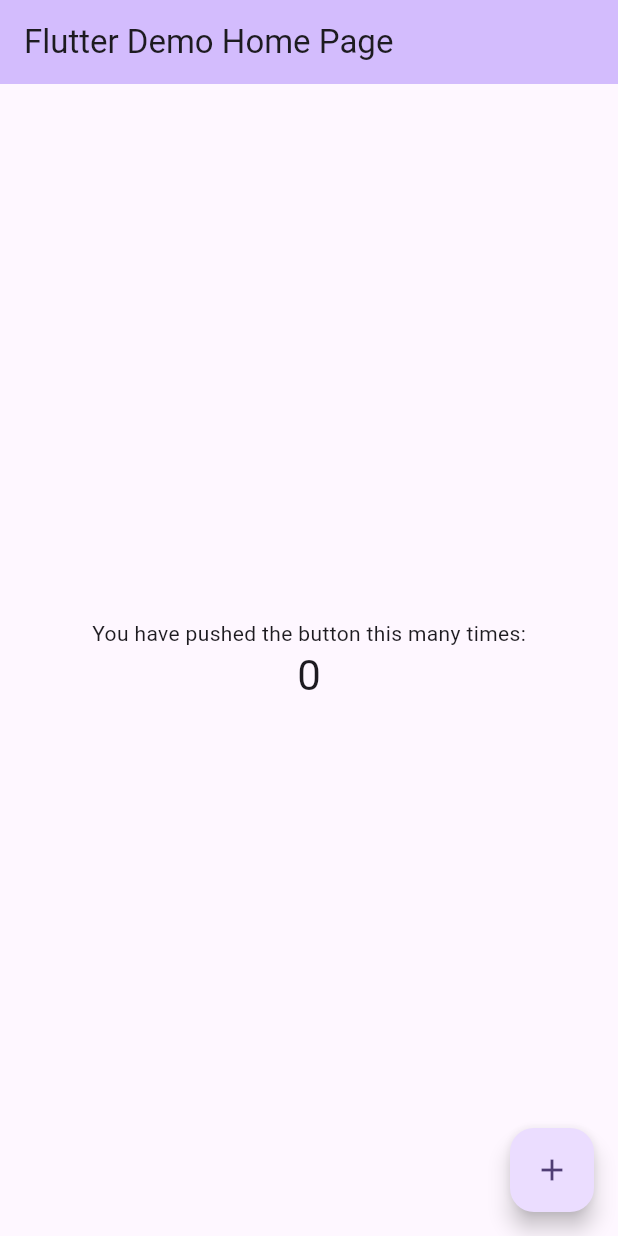
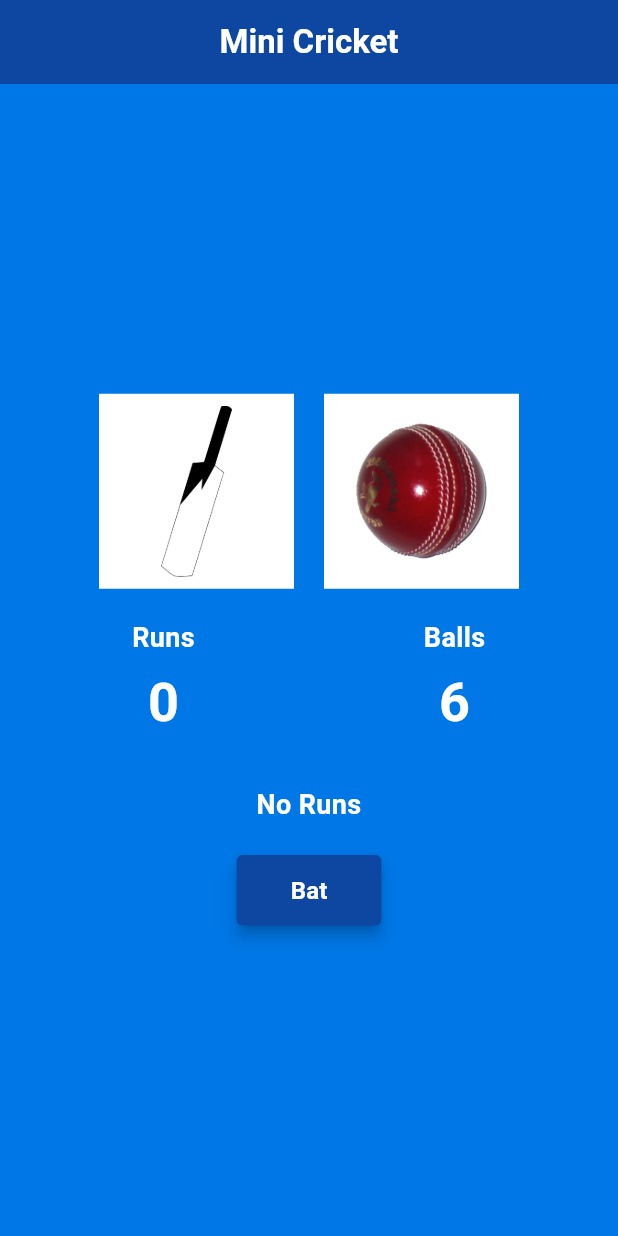
Before and after one commit to hkddaksika/cricketapp, a Flutter app: the screen it shows after launch, on a phone screen of 412 x 824 dp. Run offline on Flutter 3.47's test engine with Material 3 defaults, Android fonts, the phone set to English and light mode, and no system bars.

Commit message:
Complete Mini Cricket app

```diff
--- a/lib/main.dart
+++ b/lib/main.dart
@@ -1,121 +1,218 @@
+import 'dart:math';
 import 'package:flutter/material.dart';
 
 void main() {
-  runApp(const MyApp());
+  runApp(const MiniCricketApp());
 }
 
-class MyApp extends StatelessWidget {
-  const MyApp({super.key});
+class MiniCricketApp extends StatelessWidget {
+  const MiniCricketApp({super.key});
 
-  // This widget is the root of your application.
   @override
   Widget build(BuildContext context) {
-    return MaterialApp(
-      title: 'Flutter Demo',
-      theme: ThemeData(
-        // This is the theme of your application.
-        //
-        // TRY THIS: Try running your application with "flutter run". You'll see
-        // the application has a purple toolbar. Then, without quitting the app,
-        // try changing the seedColor in the colorScheme below to Colors.green
-        // and then invoke "hot reload" (save your changes or press the "hot
-        // reload" button in a Flutter-supported IDE, or press "r" if you used
-        // the command line to start the app).
-        //
-        // Notice that the counter didn't reset back to zero; the application
-        // state is not lost during the reload. To reset the state, use hot
-        // restart instead.
-        //
-        // This works for code too, not just values: Most code changes can be
-        // tested with just a hot reload.
-        colorScheme: .fromSeed(seedColor: Colors.deepPurple),
-      ),
-      home: const MyHomePage(title: 'Flutter Demo Home Page'),
+    return const MaterialApp(
+      debugShowCheckedModeBanner: false,
+      home: CricketGamePage(),
     );
   }
 }
 
-class MyHomePage extends StatefulWidget {
-  const MyHomePage({super.key, required this.title});
-
-  // This widget is the home page of your application. It is stateful, meaning
-  // that it has a State object (defined below) that contains fields that affect
-  // how it looks.
-
-  // This class is the configuration for the state. It holds the values (in this
-  // case the title) provided by the parent (in this case the App widget) and
-  // used by the build method of the State. Fields in a Widget subclass are
-  // always marked "final".
-
-  final String title;
+class CricketGamePage extends StatefulWidget {
+  const CricketGamePage({super.key});
 
   @override
-  State<MyHomePage> createState() => _MyHomePageState();
+  State<CricketGamePage> createState() => _CricketGamePageState();
 }
 
-class _MyHomePageState extends State<MyHomePage> {
-  int _counter = 0;
+class _CricketGamePageState extends State<CricketGamePage> {
+  static const int totalBalls = 6;
 
-  void _incrementCounter() {
+  int runs = 0;
+  int ballsRemaining = totalBalls;
+
+  String outcomeText = 'No Runs';
+
+  final Random _random = Random();
+
+  final List<int> _possibleRuns = [0, 1, 2, 3, 4, 6];
+
+  void _playBall() {
+    if (ballsRemaining > 0) {
+      final int scored =
+          _possibleRuns[_random.nextInt(_possibleRuns.length)];
+
+      setState(() {
+        runs += scored;
+        ballsRemaining--;
+        outcomeText = scored == 0 ? 'No Runs' : '$scored Runs';
+      });
+    }
+  }
+
+  void _restartGame() {
     setState(() {
-      // This call to setState tells the Flutter framework that something has
-      // changed in this State, which causes it to rerun the build method below
-      // so that the display can reflect the updated values. If we changed
-      // _counter without calling setState(), then the build method would not be
-      // called again, and so nothing would appear to happen.
-      _counter++;
+      runs = 0;
+      ballsRemaining = totalBalls;
+      outcomeText = 'No Runs';
     });
   }
 
   @override
   Widget build(BuildContext context) {
-    // This method is rerun every time setState is called, for instance as done
-    // by the _incrementCounter method above.
-    //
-    // The Flutter framework has been optimized to make rerunning build methods
-    // fast, so that you can just rebuild anything that needs updating rather
-    // than having to individually change instances of widgets.
+    final bool isGameOver = ballsRemaining == 0;
+
     return Scaffold(
+      backgroundColor: const Color(0xFF0077E6),
       appBar: AppBar(
-        // TRY THIS: Try changing the color here to a specific color (to
-        // Colors.amber, perhaps?) and trigger a hot reload to see the AppBar
-        // change color while the other colors stay the same.
-        backgroundColor: Theme.of(context).colorScheme.inversePrimary,
-        // Here we take the value from the MyHomePage object that was created by
-        // the App.build method, and use it to set our appbar title.
-        title: Text(widget.title),
+        title: const Text(
+          'Mini Cricket',
+          style: TextStyle(
+            color: Colors.white,
+            fontWeight: FontWeight.w600,
+          ),
+        ),
+        backgroundColor: const Color(0xFF0D47A1),
+        centerTitle: true,
+        elevation: 0,
       ),
       body: Center(
-        // Center is a layout widget. It takes a single child and positions it
-        // in the middle of the parent.
-        child: Column(
-          // Column is also a layout widget. It takes a list of children and
-          // arranges them vertically. By default, it sizes itself to fit its
-          // children horizontally, and tries to be as tall as its parent.
-          //
-          // Column has various properties to control how it sizes itself and
-          // how it positions its children. Here we use mainAxisAlignment to
-          // center the children vertically; the main axis here is the vertical
-          // axis because Columns are vertical (the cross axis would be
-          // horizontal).
-          //
-          // TRY THIS: Invoke "debug painting" (choose the "Toggle Debug Paint"
-          // action in the IDE, or press "p" in the console), to see the
-          // wireframe for each widget.
-          mainAxisAlignment: .center,
-          children: [
-            const Text('You have pushed the button this many times:'),
-            Text(
-              '$_counter',
-              style: Theme.of(context).textTheme.headlineMedium,
+        child: ConstrainedBox(
+          constraints: const BoxConstraints(maxWidth: 400),
+          child: SingleChildScrollView(
+            padding: const EdgeInsets.symmetric(
+              horizontal: 16,
+              vertical: 20,
             ),
-          ],
+            child: Column(
+              mainAxisAlignment: MainAxisAlignment.center,
+              children: [
+                Row(
+                  mainAxisAlignment: MainAxisAlignment.center,
+                  children: [
+                    Container(
+                      width: 130,
+                      height: 130,
+                      color: Colors.white,
+                      padding: const EdgeInsets.all(8),
+                      child: Image.asset(
+                        'assets/bat.png',
+                        width: 100,
+                        height: 100,
+                        fit: BoxFit.contain,
+                      ),
+                    ),
+                    const SizedBox(width: 20),
+                    Container(
+                      width: 130,
+                      height: 130,
+                      color: Colors.white,
+                      padding: const EdgeInsets.all(8),
+                      child: Image.asset(
+                        'assets/ball.png',
+                        width: 100,
+                        height: 100,
+                        fit: BoxFit.contain,
+                      ),
+                    ),
+                  ],
+                ),
+
+                const SizedBox(height: 20),
+
+                Row(
+                  children: [
+                    Expanded(
+                      child: Column(
+                        children: [
+                          const Text(
+                            'Runs',
+                            style: TextStyle(
+                              fontSize: 18,
+                              fontWeight: FontWeight.bold,
+                              color: Colors.white,
+                            ),
+                          ),
+                          const SizedBox(height: 4),
+                          Text(
+                            '$runs',
+                            style: const TextStyle(
+                              fontSize: 36,
+                              fontWeight: FontWeight.bold,
+                              color: Colors.white,
+                            ),
+                          ),
+                        ],
+                      ),
+                    ),
+                    const SizedBox(width: 20),
+                    Expanded(
+                      child: Column(
+                        children: [
+                          const Text(
+                            'Balls',
+                            style: TextStyle(
+                              fontSize: 18,
+                              fontWeight: FontWeight.bold,
+                              color: Colors.white,
+                            ),
+                          ),
+                          const SizedBox(height: 4),
+                          Text(
+                            '$ballsRemaining',
+                            style: const TextStyle(
+                              fontSize: 36,
+                              fontWeight: FontWeight.bold,
+                              color: Colors.white,
+                            ),
+                          ),
+                        ],
+                      ),
+                    ),
+                  ],
+                ),
+
+                const SizedBox(height: 30),
+
+                Text(
+                  outcomeText,
+                  style: const TextStyle(
+                    fontSize: 18,
+                    fontWeight: FontWeight.bold,
+                    color: Colors.white,
+                  ),
+                  textAlign: TextAlign.center,
+                ),
+
+                const SizedBox(height: 20),
+
+                ElevatedButton(
+                  onPressed: isGameOver ? _restartGame : _playBall,
+                  style: ElevatedButton.styleFrom(
+                    backgroundColor: isGameOver
+                        ? const Color(0xFFC62828)
+                        : const Color(0xFF0D47A1),
+                    padding: const EdgeInsets.symmetric(
+                      horizontal: 36,
+                      vertical: 12,
+                    ),
+                    shape: RoundedRectangleBorder(
+                      borderRadius: BorderRadius.circular(4),
+                    ),
+                    elevation: 4,
+                  ),
+                  child: Text(
+                    isGameOver ? 'Restart' : 'Bat',
+                    style: const TextStyle(
+                      fontSize: 16,
+                      fontWeight: FontWeight.bold,
+                      color: Colors.white,
+                    ),
+                  ),
+                ),
+              ],
+            ),
+          ),
         ),
-      ),
-      floatingActionButton: FloatingActionButton(
-        onPressed: _incrementCounter,
-        tooltip: 'Increment',
-        child: const Icon(Icons.add),
       ),
     );
   }
```
Also changed, not shown: pubspec.yaml (+4 -68 lines), assets/ball.png (added), assets/bat.png (added), 1 other file.
